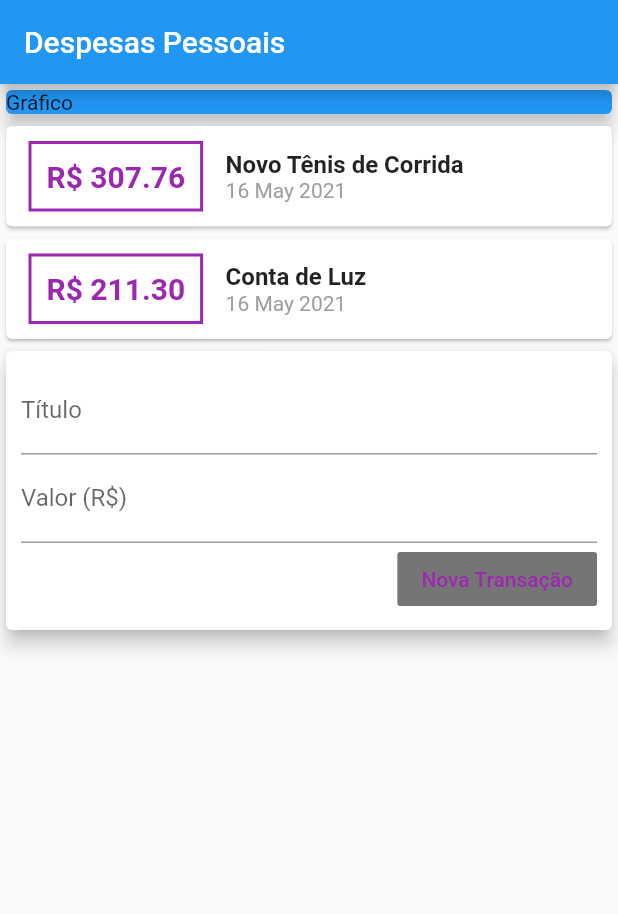
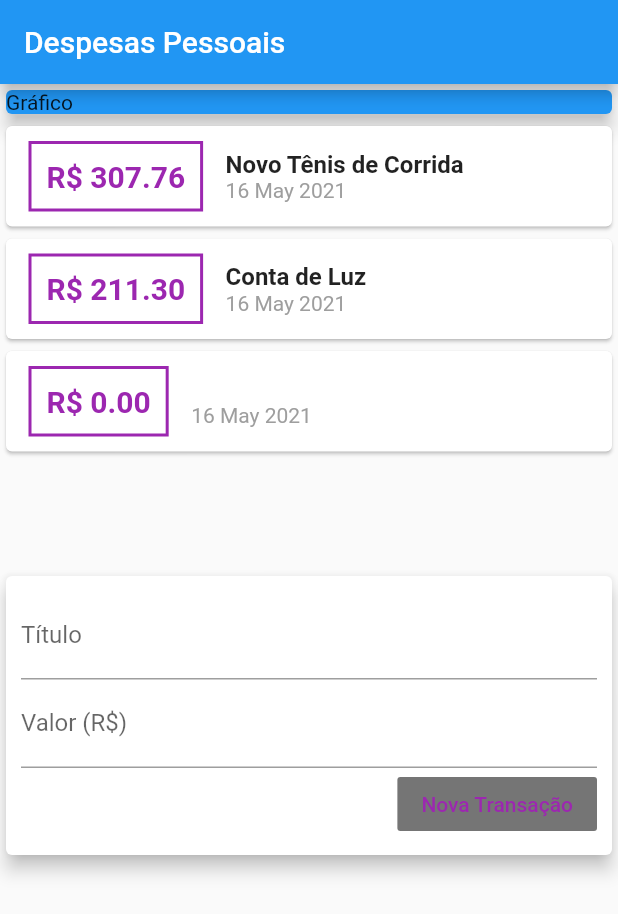
Before and after one commit to joaop-aguiar/projeto2_cod3r, a Flutter app: the screen it shows after launch, after a tap on "Nova Transação", on a phone screen of 412 x 824 dp. Shown: the top 914 px of the screen. Run offline on Flutter 3.47's test engine with Material 2 defaults, Android fonts, the phone set to English and light mode, and no system bars.

Commit message:
Comunicação de transaction_user com seus filhos

```diff
--- a/lib/components/transaction_form.dart
+++ b/lib/components/transaction_form.dart
@@ -1,9 +1,12 @@
 import 'package:flutter/material.dart';
 
 class TransactionForm extends StatelessWidget {
-
   final titleControler = TextEditingController();
   final valueControler = TextEditingController();
+
+  final void Function(String, double) onSubmit;
+
+  TransactionForm(this.onSubmit);
 
   @override
   Widget build(BuildContext context) {
@@ -30,7 +33,11 @@ class TransactionForm extends StatelessWidget {
               children: [
                 FlatButton(
                   color: Colors.grey[600], //COR DO FUNDO DO BOTÃO PARA PRETO
-                  onPressed: () {},
+                  onPressed: () {
+                    final title = titleControler.text;
+                    final value = double.tryParse(valueControler.text) ?? 0.0;
+                    onSubmit(title, value);
+                  },
                   child: Text('Nova Transação'),
                   textColor: Colors.purple,
                 ),
--- a/lib/components/transaction_list.dart
+++ b/lib/components/transaction_list.dart
@@ -10,7 +10,10 @@ class TransactionList extends StatelessWidget {
 
   @override
   Widget build(BuildContext context) {
-    return Column(
+    return Container(
+      height: 300,
+      child: SingleChildScrollView(
+          child: Column(
             children: transactions.map((tr) {
           return Card(
             child: Row(
@@ -56,6 +59,8 @@ class TransactionList extends StatelessWidget {
               ],
             ),
           );
-    }).toList());
+        }).toList()),
+      ),
+    );
   }
 }
--- a/lib/components/transaction_user.dart
+++ b/lib/components/transaction_user.dart
@@ -1,3 +1,5 @@
+import 'dart:math';
+
 import 'package:flutter/material.dart';
 import 'transaction_form.dart';
 import 'transaction_list.dart';
@@ -9,7 +11,6 @@ class TransactionUser extends StatefulWidget {
 }
 
 class _TransactionUserState extends State<TransactionUser> {
-
   final _transactions = [
     Transaction(
         id: 't1',
@@ -20,12 +21,25 @@ class _TransactionUserState extends State<TransactionUser> {
         id: 't2', title: 'Conta de Luz', value: 211.30, date: DateTime.now()),
   ];
 
+  _addTransaction(String title, double value) {
+    final newTransaction = Transaction(
+      id: Random().nextDouble().toString(),
+      title: title,
+      value: value,
+      date: DateTime.now(),
+    );
+
+    setState(() {
+      _transactions.add(newTransaction);
+    });
+  }
+
   @override
   Widget build(BuildContext context) {
     return Column(
       children: [
         TransactionList(_transactions),
-        TransactionForm(),
+        TransactionForm(_addTransaction),
       ],
     );
   }
--- a/lib/main.dart
+++ b/lib/main.dart
@@ -22,7 +22,8 @@ class MyHomePage extends StatelessWidget {
       appBar: AppBar(
         title: Text('Despesas Pessoais'),
       ),
-      body: Column(
+      body: SingleChildScrollView(
+        child: Column(
           crossAxisAlignment: CrossAxisAlignment.stretch,
           children: [
             Container(
@@ -35,6 +36,7 @@ class MyHomePage extends StatelessWidget {
             TransactionUser(),
           ],
         ),
+      ),
     );
   }
 }
```
Lines whose indentation alone changed are shown as unchanged.
